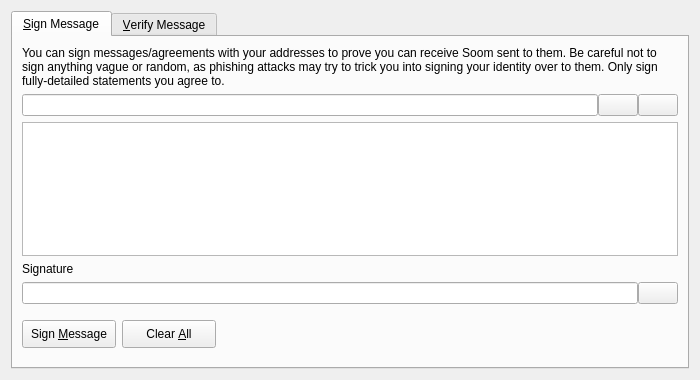
soom-4th-blockchain/soom-core, file src/qt/forms/signverifymessagedialog.ui: the form before one commit.
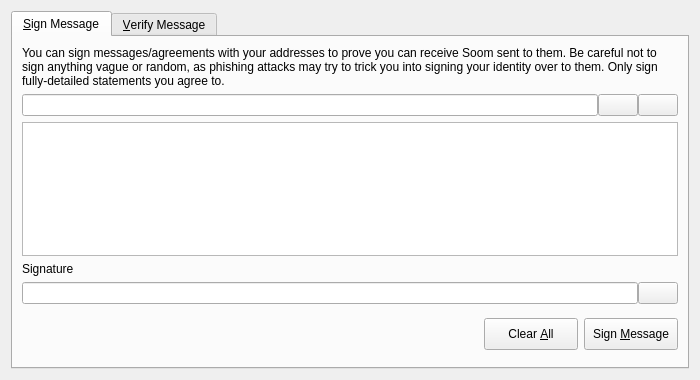
The form after the commit. The open tabs and pages were chosen to show the change. Custom widgets are drawn as their Qt base class.

Patch:
```diff
--- a/src/qt/forms/signverifymessagedialog.ui
+++ b/src/qt/forms/signverifymessagedialog.ui
@@ -143,44 +143,6 @@
        </item>
        <item>
         <layout class="QHBoxLayout" name="horizontalLayout_3_SM">
-         <item>
-          <widget class="QPushButton" name="signMessageButton_SM">
-           <property name="minimumSize">
-            <size>
-             <width>94</width>
-             <height>28</height>
-            </size>
-           </property>
-           <property name="toolTip">
-            <string>Sign the message to prove you own this Soom address</string>
-           </property>
-           <property name="text">
-            <string>Sign &amp;Message</string>
-           </property>
-           <property name="autoDefault">
-            <bool>false</bool>
-           </property>
-          </widget>
-         </item>
-         <item>
-          <widget class="QPushButton" name="clearButton_SM">
-           <property name="minimumSize">
-            <size>
-             <width>94</width>
-             <height>28</height>
-            </size>
-           </property>
-           <property name="toolTip">
-            <string>Reset all sign message fields</string>
-           </property>
-           <property name="text">
-            <string>Clear &amp;All</string>
-           </property>
-           <property name="autoDefault">
-            <bool>false</bool>
-           </property>
-          </widget>
-         </item>
          <item>
           <spacer name="horizontalSpacer_1_SM">
            <property name="orientation">
@@ -223,6 +185,44 @@
            </property>
           </spacer>
          </item>
+         <item>
+          <widget class="QPushButton" name="clearButton_SM">
+           <property name="minimumSize">
+            <size>
+             <width>94</width>
+             <height>32</height>
+            </size>
+           </property>
+           <property name="toolTip">
+            <string>Reset all sign message fields</string>
+           </property>
+           <property name="text">
+            <string>Clear &amp;All</string>
+           </property>
+           <property name="autoDefault">
+            <bool>false</bool>
+           </property>
+          </widget>
+         </item>
+         <item>
+          <widget class="QPushButton" name="signMessageButton_SM">
+           <property name="minimumSize">
+            <size>
+             <width>94</width>
+             <height>32</height>
+            </size>
+           </property>
+           <property name="toolTip">
+            <string>Sign the message to prove you own this Soom address</string>
+           </property>
+           <property name="text">
+            <string>Sign &amp;Message</string>
+           </property>
+           <property name="autoDefault">
+            <bool>false</bool>
+           </property>
+          </widget>
+         </item>
         </layout>
        </item>
       </layout>
```
Left out of the diff: 102 changed lines with no effect on the pictures.
